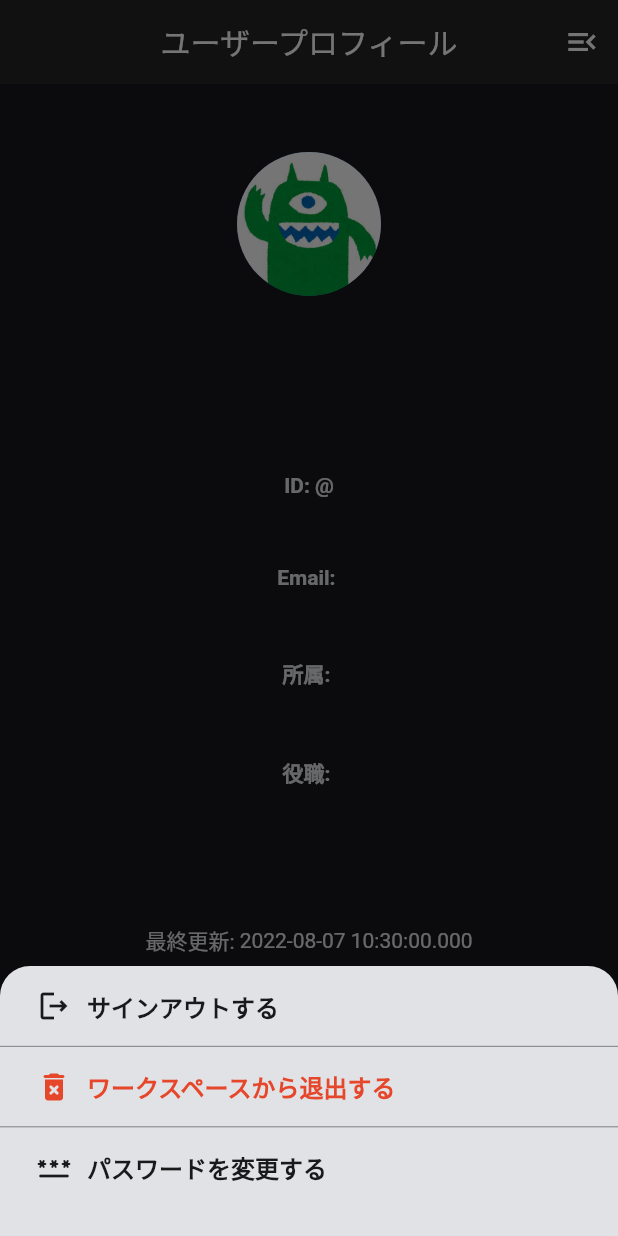
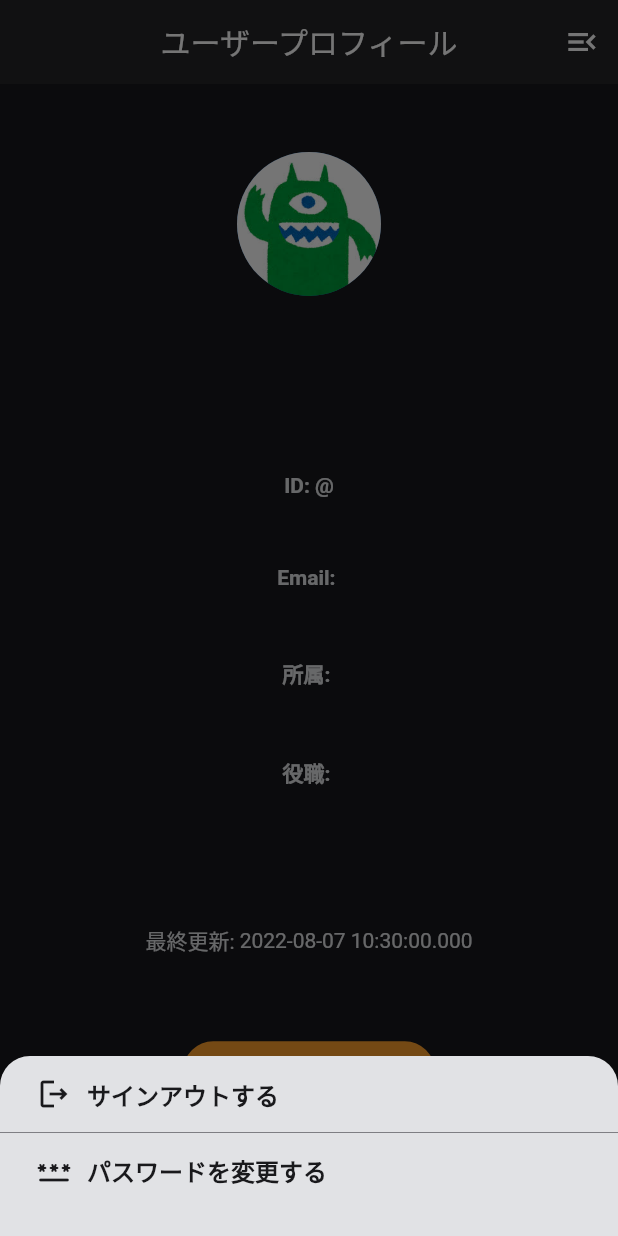
Before and after one commit to kurogoma-flutter/Qtank-mobile, a Flutter app: the UserProfilePage screen opened by its route, after a tap on the "menu open" icon, on a phone screen of 412 x 824 dp. Run offline on Flutter 3.47's test engine with Material 2 defaults, Android fonts, the phone set to English and light mode, and no system bars; our stand-ins replace badges, cloud_firestore, connectivity_plus, firebase_auth, firebase_core, firebase_storage and 5 more; accounts and stored records are empty.

Commit message:
不要な仕様の削除

```diff
--- a/lib/presentation/pages/user/user_profile_page.dart
+++ b/lib/presentation/pages/user/user_profile_page.dart
@@ -3,7 +3,6 @@ import 'package:flutter_riverpod/flutter_riverpod.dart';
 import 'package:go_router/go_router.dart';
 import 'package:qtank_mobile/presentation/style/color.dart';
 
-import '../../../data/utility/logger/logger.dart';
 import '../../../data/view_model/auth_page_view_model.dart';
 import '../../../data/view_model/user_page_view_model.dart';
 import '../../style/style.dart';
@@ -183,7 +182,7 @@ class _BottomSheet extends StatelessWidget {
   @override
   Widget build(BuildContext context) {
     return SizedBox(
-      height: 180,
+      height: 120,
       child: Container(
         decoration: const BoxDecoration(
           color: QTankColor.white,
@@ -244,45 +243,6 @@ class _BottomSheet extends StatelessWidget {
                   child: Row(
                     children: const [
                       Icon(
-                        Icons.delete_forever_rounded,
-                        color: QTankColor.red,
-                      ),
-                      SizedBox(width: 10),
-                      Text('ワークスペースから退出する',
-                          style: QTankTextStyle.alertTextBold),
-                    ],
-                  ),
-                ),
-                onTap: () async {
-                  var dialogResult = await showDialog<bool>(
-                    context: context,
-                    builder: (_) {
-                      return const ConfirmationDialog(
-                        dialogMessage:
-                            '退出した場合、招待を受けないと再加入できません。\nワークスペースから退出してもよろしいですか？',
-                      );
-                    },
-                  );
-                  if (dialogResult == true) {
-                    // ignore: use_build_context_synchronously
-                    Navigator.of(context).pop();
-                    logger.i('退出処理');
-                  }
-                },
-              ),
-            ),
-            const Divider(color: QTankColor.greyWhite, height: 0.2),
-            Padding(
-              padding: const EdgeInsets.only(left: 12),
-              child: GestureDetector(
-                behavior: HitTestBehavior.opaque,
-                child: Container(
-                  width: MediaQuery.of(context).size.width,
-                  height: 35,
-                  padding: const EdgeInsets.only(left: 12),
-                  child: Row(
-                    children: const [
-                      Icon(
                         Icons.password_rounded,
                         color: QTankColor.black,
                       ),
```
